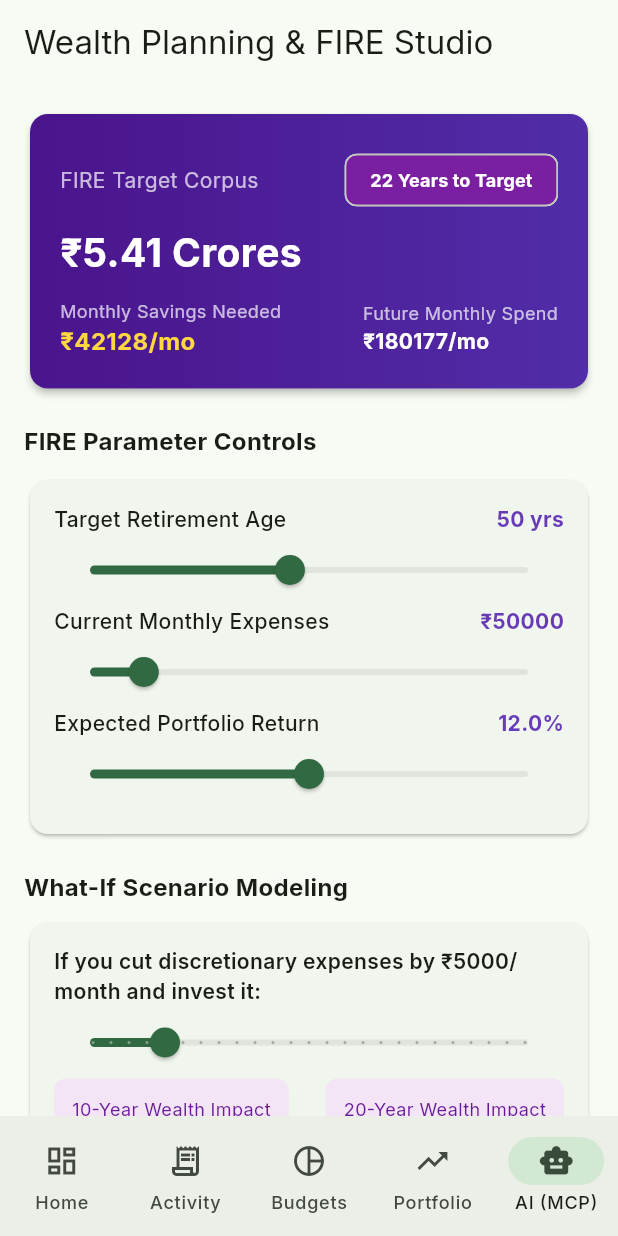
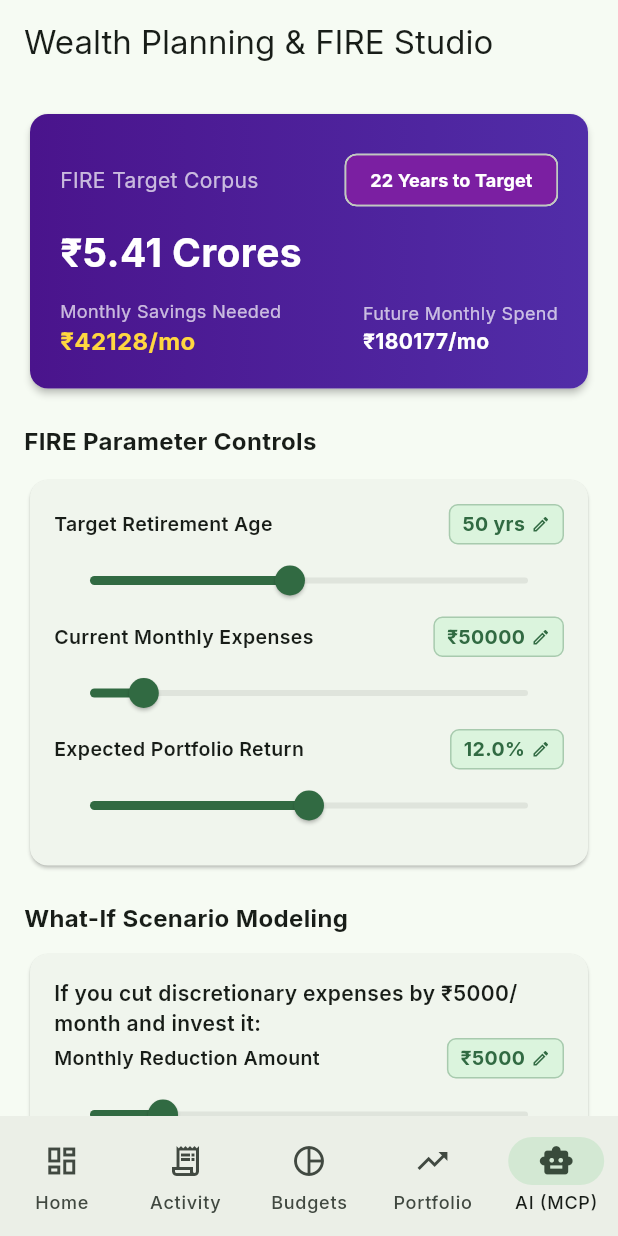
Before and after one commit to rajanraj2/mony, a Flutter app: the screen it shows after launch, item 5 of the bottom bar chosen, on a phone screen of 412 x 824 dp. Run offline on Flutter 3.47's test engine with Material 3 defaults, Android fonts, the phone set to English and light mode, and no system bars; our stand-ins replace dio, drift, flutter_riverpod, go_router, google_fonts, share_plus; accounts and stored records are empty; generated files the repository leaves out were written again.

Commit message:
feat(ui): implement EditableSlider widget with direct tap-to-edit manual numeric inputs across sliders
- EditableSlider: reusable component displaying live slider with an interactive tap-to-edit badge allowing users to manually type exact numbers, validating and clamping within bounds
- WealthPlanningScreen: upgraded Target Retirement Age, Monthly Living Expenses, Expected Portfolio Returns, and Discretionary Cut sliders with EditableSlider
- ColorWheelPicker: converted Hue, Saturation, and Lightness sliders to EditableSlider allowing exact numeric degree and percentage input
- Web dashboard: added two-way synchronized numeric input box next to discretionary spend slider
- Unit test: verified input boundary clamping logic for EditableSlider

```diff
--- a/lib/features/planning/presentation/screens/wealth_planning_screen.dart
+++ b/lib/features/planning/presentation/screens/wealth_planning_screen.dart
@@ -1,3 +1,4 @@
+import '../../../../shared/widgets/editable_slider.dart';
 import 'package:flutter/material.dart';
 import 'package:flutter_riverpod/flutter_riverpod.dart';
 import '../../../../core/di/providers.dart';
@@ -129,29 +130,29 @@ class _WealthPlanningScreenState extends ConsumerState<WealthPlanningScreen> {
               padding: const EdgeInsets.all(16),
               child: Column(
                 children: [
-                  _SliderRow(
+                  EditableSlider(
                     label: 'Target Retirement Age',
                     value: _retirementAge,
                     min: _currentAge + 1,
                     max: 75,
-                    display: '${_retirementAge.toInt()} yrs',
+                    suffix: ' yrs',
                     onChanged: (v) => setState(() => _retirementAge = v),
                   ),
-                  _SliderRow(
+                  EditableSlider(
                     label: 'Current Monthly Expenses',
                     value: _monthlyExpenses,
                     min: 15000,
                     max: 300000,
-                    step: 5000,
-                    display: '₹${_monthlyExpenses.toInt()}',
+                    prefix: '₹',
                     onChanged: (v) => setState(() => _monthlyExpenses = v),
                   ),
-                  _SliderRow(
+                  EditableSlider(
                     label: 'Expected Portfolio Return',
                     value: _expectedReturn,
                     min: 8.0,
                     max: 16.0,
-                    display: '${_expectedReturn.toStringAsFixed(1)}%',
+                    suffix: '%',
+                    decimalDigits: 1,
                     onChanged: (v) => setState(() => _expectedReturn = v),
                   ),
                 ],
@@ -173,12 +174,12 @@ class _WealthPlanningScreenState extends ConsumerState<WealthPlanningScreen> {
                     'If you cut discretionary expenses by ₹${_cutExpensesAmount.toInt()}/month and invest it:',
                     style: const TextStyle(fontWeight: FontWeight.w600),
                   ),
-                  Slider(
+                  EditableSlider(
+                    label: 'Monthly Reduction Amount',
                     value: _cutExpensesAmount,
                     min: 1000,
                     max: 25000,
-                    divisions: 24,
-                    label: '₹${_cutExpensesAmount.toInt()}',
+                    prefix: '₹',
                     onChanged: (v) => setState(() => _cutExpensesAmount = v),
                   ),
                   Row(
--- /dev/null
+++ b/lib/shared/widgets/editable_slider.dart
@@ -0,0 +1,126 @@
+import 'package:flutter/material.dart';
+
+class EditableSlider extends StatelessWidget {
+  final String label;
+  final double value;
+  final double min;
+  final double max;
+  final double? step;
+  final String? prefix;
+  final String? suffix;
+  final int decimalDigits;
+  final ValueChanged<double> onChanged;
+
+  const EditableSlider({
+    super.key,
+    required this.label,
+    required this.value,
+    required this.min,
+    required this.max,
+    this.step,
+    this.prefix,
+    this.suffix,
+    this.decimalDigits = 0,
+    required this.onChanged,
+  });
+
+  String get _formattedValue {
+    final formattedNumber = decimalDigits > 0
+        ? value.toStringAsFixed(decimalDigits)
+        : value.toInt().toString();
+    return '${prefix ?? ""}$formattedNumber${suffix ?? ""}';
+  }
+
+  void _showDirectInputDialog(BuildContext context) {
+    final controller = TextEditingController(
+      text: decimalDigits > 0 ? value.toStringAsFixed(decimalDigits) : value.toInt().toString(),
+    );
+
+    showDialog(
+      context: context,
+      builder: (ctx) => AlertDialog(
+        title: Text('Edit $label'),
+        content: Column(
+          mainAxisSize: MainAxisSize.min,
+          crossAxisAlignment: CrossAxisAlignment.start,
+          children: [
+            Text('Enter exact value (between ${min.toInt()} and ${max.toInt()}):', style: const TextStyle(fontSize: 12, color: Colors.grey)),
+            const SizedBox(height: 12),
+            TextField(
+              controller: controller,
+              autofocus: true,
+              keyboardType: const TextInputType.numberWithOptions(decimal: true),
+              decoration: InputDecoration(
+                prefixText: prefix,
+                suffixText: suffix,
+                border: const OutlineInputBorder(),
+              ),
+            ),
+          ],
+        ),
+        actions: [
+          TextButton(onPressed: () => Navigator.pop(ctx), child: const Text('Cancel')),
+          FilledButton(
+            onPressed: () {
+              final parsed = double.tryParse(controller.text.trim());
+              if (parsed != null) {
+                final clamped = parsed.clamp(min, max);
+                onChanged(clamped);
+              }
+              Navigator.pop(ctx);
+            },
+            child: const Text('Apply'),
+          ),
+        ],
+      ),
+    );
+  }
+
+  @override
+  Widget build(BuildContext context) {
+    return Column(
+      crossAxisAlignment: CrossAxisAlignment.start,
+      children: [
+        Row(
+          mainAxisAlignment: MainAxisAlignment.spaceBetween,
+          children: [
+            Text(label, style: const TextStyle(fontWeight: FontWeight.w600, fontSize: 13)),
+            InkWell(
+              onTap: () => _showDirectInputDialog(context),
+              borderRadius: BorderRadius.circular(6),
+              child: Container(
+                padding: const EdgeInsets.symmetric(horizontal: 8, vertical: 3),
+                decoration: BoxDecoration(
+                  color: Theme.of(context).colorScheme.primaryContainer.withOpacity(0.35),
+                  borderRadius: BorderRadius.circular(6),
+                  border: Border.all(color: Theme.of(context).colorScheme.primary.withOpacity(0.3)),
+                ),
+                child: Row(
+                  mainAxisSize: MainAxisSize.min,
+                  children: [
+                    Text(
+                      _formattedValue,
+                      style: TextStyle(
+                        fontWeight: FontWeight.bold,
+                        fontSize: 13,
+                        color: Theme.of(context).colorScheme.primary,
+                      ),
+                    ),
+                    const SizedBox(width: 4),
+                    Icon(Icons.edit_outlined, size: 13, color: Theme.of(context).colorScheme.primary),
+                  ],
+                ),
+              ),
+            ),
+          ],
+        ),
+        Slider(
+          value: value.clamp(min, max),
+          min: min,
+          max: max,
+          onChanged: onChanged,
+        ),
+      ],
+    );
+  }
+}
```
Also changed, not shown: lib/shared/widgets/color_wheel_picker.dart (+12 -6 lines), 2 other files.
